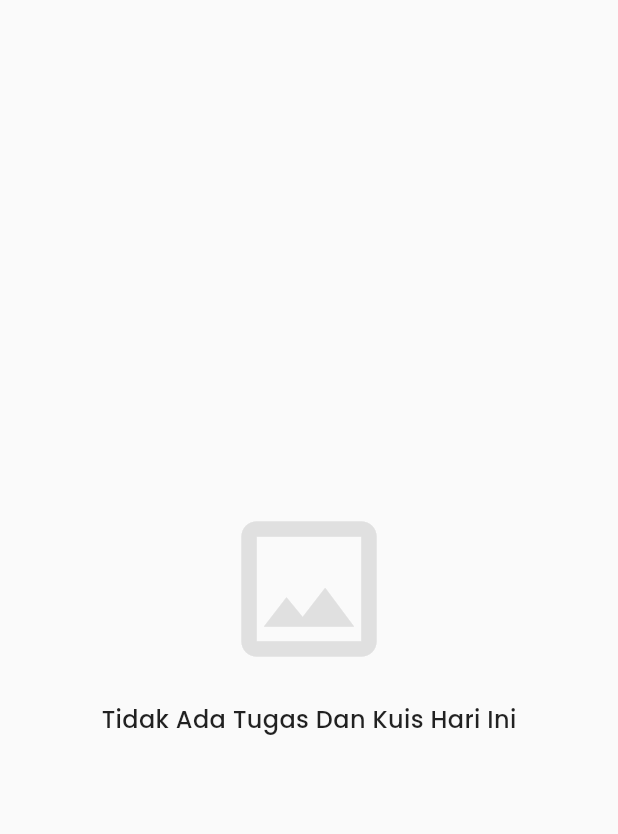
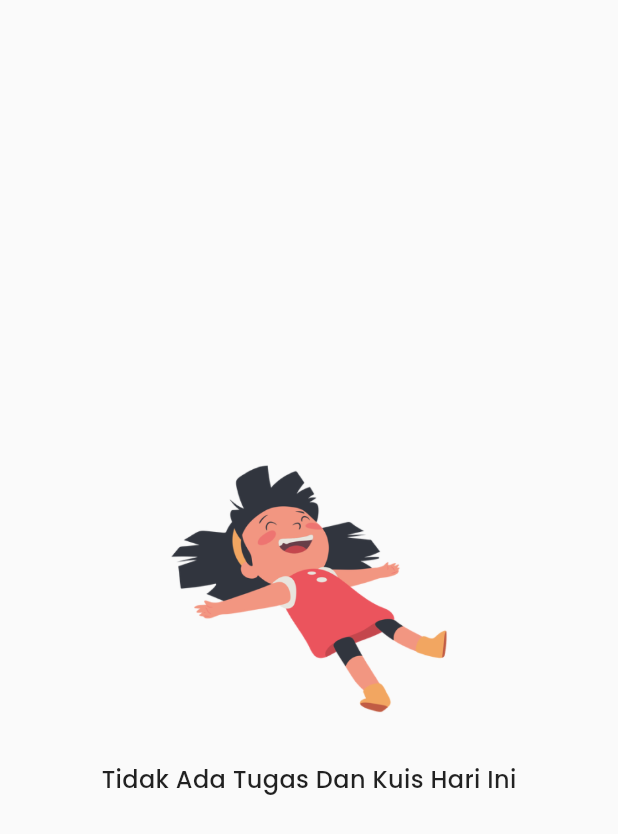
Before and after one commit to sitimaisaroh291001/app_lms, a Flutter app: the _TasksTab widget shown alone on an empty page, opened directly, on a phone screen of 412 x 824 dp. Shown: the top 834 px of the screen. Run offline on Flutter 3.47's test engine with Material 3 defaults, Android fonts, the phone set to English and light mode, and no system bars; our stand-ins replace file_picker, go_router, google_fonts, shared_preferences; accounts and stored records are empty.

Commit message:
feat: add empty state image to meeting detail tasks tab

```diff
--- a/lib/features/course/presentation/widgets/meeting_detail_sheet.dart
+++ b/lib/features/course/presentation/widgets/meeting_detail_sheet.dart
@@ -173,9 +173,11 @@ class _TasksTab extends StatelessWidget {
       child: Column(
         mainAxisAlignment: MainAxisAlignment.center,
         children: [
-          // If you have the image asset, use it here.
-          // Since I don't have the "girl falling" illustration, I'll use a placeholder icon.
-          Icon(Icons.image_outlined, size: 120, color: Colors.grey[300]),
+          Image.asset(
+            'assets/images/empty_state_task.png',
+            height: 200, // Adjust height as needed to match design proportionality
+            fit: BoxFit.contain,
+          ),
           const SizedBox(height: 16),
           const Text(
             "Tidak Ada Tugas Dan Kuis Hari Ini",
--- a/pubspec.yaml
+++ b/pubspec.yaml
@@ -69,6 +69,7 @@ flutter:
     - assets/images/telanaipura_building.png
     - assets/images/splash_logo.png
     - assets/images/splash_logo_ascend.jpg
+    - assets/images/empty_state_task.png
   #   - images/a_dot_ham.jpeg
 
   # An image asset can refer to one or more resolution-specific "variants", see
```
Also changed, not shown: assets/images/empty_state_task.png (added).
